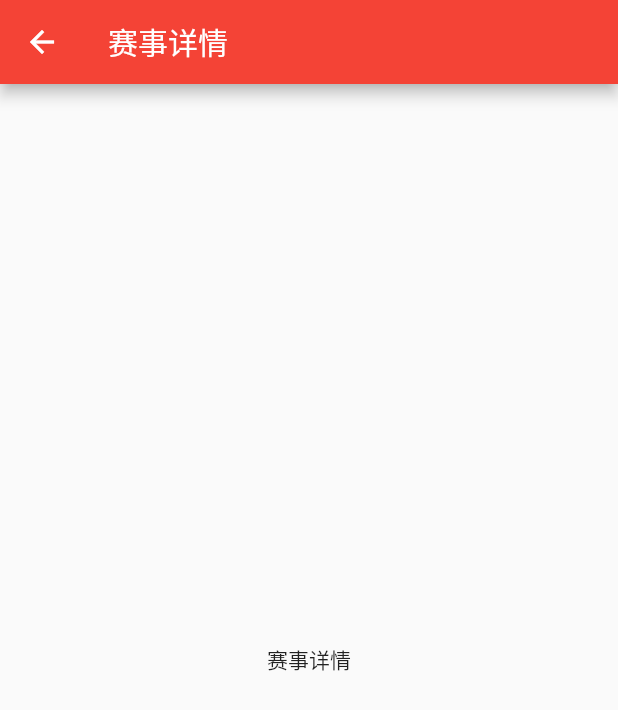
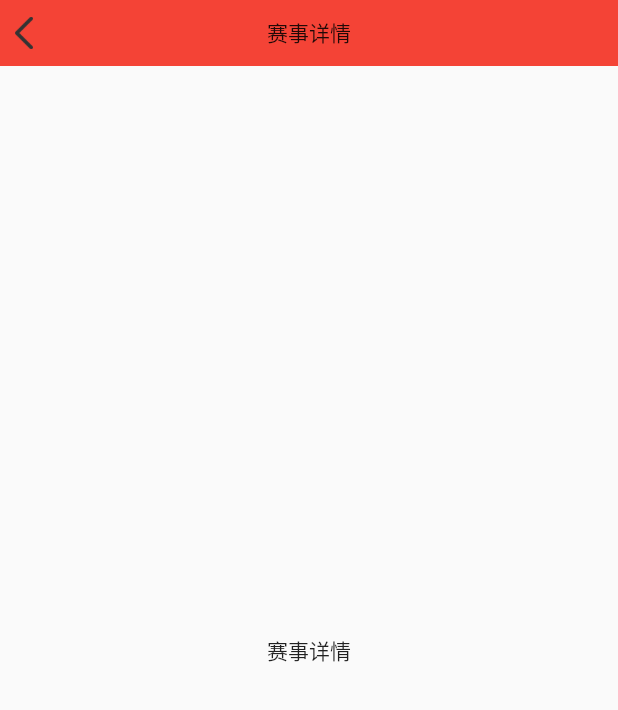
Before and after one commit to wuzhengchuang/cntv, a Flutter app: the EventDetailPage screen opened directly, on a phone screen of 412 x 824 dp. Shown: the top 710 px of the screen. Run offline on Flutter 3.47's test engine with Material 2 defaults, Android fonts, the phone set to English and light mode, and no system bars; our stand-ins replace dio, flutter_swiper, pull_to_refresh, webview_flutter; generated files the repository leaves out were written again.

Commit message:
no message

```diff
--- a/cctv5_vip/lib/base/root_page.dart
+++ b/cctv5_vip/lib/base/root_page.dart
@@ -79,7 +79,7 @@ class _RootPageState extends State<RootPage> {
       return Scaffold(
         bottomNavigationBar: BottomNavigationBar(
           backgroundColor: Vip5ThemeData.TAB_BG_COLOR,
-          elevation: 0,
+          elevation: 2,
           selectedFontSize: Vip5ThemeData.TAB_TITLE_SIZE,
           unselectedFontSize: Vip5ThemeData.TAB_TITLE_SIZE,
           selectedItemColor: Vip5ThemeData.TAB_SELECT_COLOR,
--- a/cctv5_vip/lib/event/page/event_detail_page.dart
+++ b/cctv5_vip/lib/event/page/event_detail_page.dart
@@ -1,10 +1,12 @@
+import 'package:cctv5_vip/home/page/vip5_appbar.dart';
 import 'package:flutter/material.dart';
 
 class EventDetailPage extends StatelessWidget {
   @override
   Widget build(BuildContext context) {
     return Scaffold(
-      appBar: AppBar(
+      appBar: Vip5AppBar(
+        backgroundColor: Colors.red,
         title: Text('赛事详情'),
       ),
       body: Center(child: Text('赛事详情')),
--- a/cctv5_vip/lib/home/page/banner_widget.dart
+++ b/cctv5_vip/lib/home/page/banner_widget.dart
@@ -41,10 +41,12 @@ class _Vip5BannerWidgetState extends State<Vip5BannerWidget> {
   @override
   Widget build(BuildContext context) {
     _bannerHeight =
-        (MediaQuery.of(context).size.width - 20 - 20 - 10) * 189.0 / 336 + 15;
+        (MediaQuery.of(context).size.width - 20 - 20 - 10) * 189.0 / 336 +
+            15 +
+            10;
     _bannerHeight = double.parse(_bannerHeight.toStringAsFixed(0));
-    print('重新创建了build  ${_bannerHeight}');
     return Container(
+      padding: EdgeInsets.only(top: 10),
       height: _bannerHeight,
       child: Stack(
         children: [
--- a/cctv5_vip/lib/home/page/event_list_cell.dart
+++ b/cctv5_vip/lib/home/page/event_list_cell.dart
@@ -71,7 +71,7 @@ class _EventListCellState extends State<EventListCell> {
         (viewPortWidth - 15 - 10 - 20) / 2, 5, viewPortWidth);
     return Container(
       color: Colors.white,
-      height: 124.5,
+      height: 125,
       child: Stack(
         alignment: AlignmentDirectional(1.0, -0.4),
         children: [
--- /dev/null
+++ b/cctv5_vip/lib/home/page/vip5_appbar.dart
@@ -0,0 +1,69 @@
+import 'package:flutter/cupertino.dart';
+import 'package:flutter/material.dart';
+
+class Vip5AppBar extends StatefulWidget implements PreferredSizeWidget {
+  final Widget title;
+  final Color backgroundColor;
+  Widget leading;
+  Vip5AppBar({
+    Key key,
+    this.title,
+    this.backgroundColor = Colors.transparent,
+    this.leading,
+  }) : super(key: key);
+  @override
+  _Vip5AppBarState createState() => _Vip5AppBarState();
+
+  @override
+  // TODO: implement preferredSize
+  Size get preferredSize => Size.fromHeight(44);
+}
+
+class _Vip5AppBarState extends State<Vip5AppBar> {
+  @override
+  void initState() {
+    // TODO: implement initState
+    super.initState();
+  }
+
+  @override
+  Widget build(BuildContext context) {
+    final ModalRoute<dynamic> parentRoute = ModalRoute.of(context);
+    final bool canPop = parentRoute.canPop;
+
+    if (widget.leading == null) {
+      InkWell inkWell = InkWell(
+        onTap: () {
+          Navigator.of(context).pop();
+        },
+        child: Container(
+          padding: EdgeInsets.only(left: 10, right: 10),
+          child: Image(
+            fit: BoxFit.fitWidth,
+            width: 12,
+            image: AssetImage('images/assets/nav_back.png'),
+          ),
+        ),
+      );
+      widget.leading = inkWell;
+    }
+
+    return Container(
+      color: widget.backgroundColor,
+      padding: EdgeInsets.only(top: MediaQuery.of(context).padding.top),
+      child: Stack(
+        alignment: AlignmentDirectional.center,
+        children: [
+          Positioned(
+            left: 0,
+            child: canPop ? widget.leading : Container(),
+          ),
+          Positioned(
+            child: widget.title,
+          ),
+          Container(),
+        ],
+      ),
+    );
+  }
+}
--- a/cctv5_vip/lib/http/http.dart
+++ b/cctv5_vip/lib/http/http.dart
@@ -38,7 +38,6 @@ class Http {
     if (url.startsWith('http://') || url.startsWith('https://')) {
       path = url;
     }
-    print('请求地址:$path');
     _dio.get(path, queryParameters: params,
         onReceiveProgress: (int count, int total) {
       if (onReceiveProgress != null) {
--- a/cctv5_vip/lib/mine/page/mine_page.dart
+++ b/cctv5_vip/lib/mine/page/mine_page.dart
@@ -1,3 +1,4 @@
+import 'package:cctv5_vip/home/page/vip5_appbar.dart';
 import 'package:cctv5_vip/style/vip5_theme_data.dart';
 import 'package:flutter/material.dart';
 
@@ -20,8 +21,9 @@ class _MinePageState extends State<MinePage>
         ),
         Scaffold(
           backgroundColor: Colors.transparent,
-          appBar: AppBar(
-            elevation: 0,
+          appBar: Vip5AppBar(
+            // centerTitle: true,
+            // elevation: 0,
             title: Text(
               '个人中心',
               style: TextStyle(fontSize: Vip5ThemeData.NAV_TITLE_SIZE),
--- a/cctv5_vip/lib/tools/vip5_loading.dart
+++ b/cctv5_vip/lib/tools/vip5_loading.dart
@@ -85,6 +85,7 @@ class _Vip5CircleAnimationState extends State<Vip5CircleAnimation>
   void dispose() {
     // TODO: implement dispose
     _animationController.dispose();
+    print('Vip5CircleAnimation销毁了');
     super.dispose();
   }
 }
--- a/cctv5_vip/pubspec.yaml
+++ b/cctv5_vip/pubspec.yaml
@@ -28,6 +28,7 @@ dependencies:
   dio: ^4.0.0
   provider: ^5.0.0
   flutter_swiper: ^1.1.6
+  pull_to_refresh: ^2.0.0
   # The following adds the Cupertino Icons font to your application.
   # Use with the CupertinoIcons class for iOS style icons.
   cupertino_icons: ^1.0.2
```
Also changed, not shown: cctv5_vip/lib/event/page/event_page.dart (+10 -5 lines), cctv5_vip/lib/home/page/event_cell.dart (+11 -1 lines), cctv5_vip/lib/home/page/home_page.dart (+96 -17 lines), cctv5_vip/lib/home/page/video_cell.dart (+13 -11 lines), cctv5_vip/lib/main.dart (+14 -10 lines), cctv5_vip/lib/web/vip5_web_page.dart (+2 -14 lines), cctv5_vip/images/assets/loading.png (added), cctv5_vip/pubspec.lock, 2 other files.
